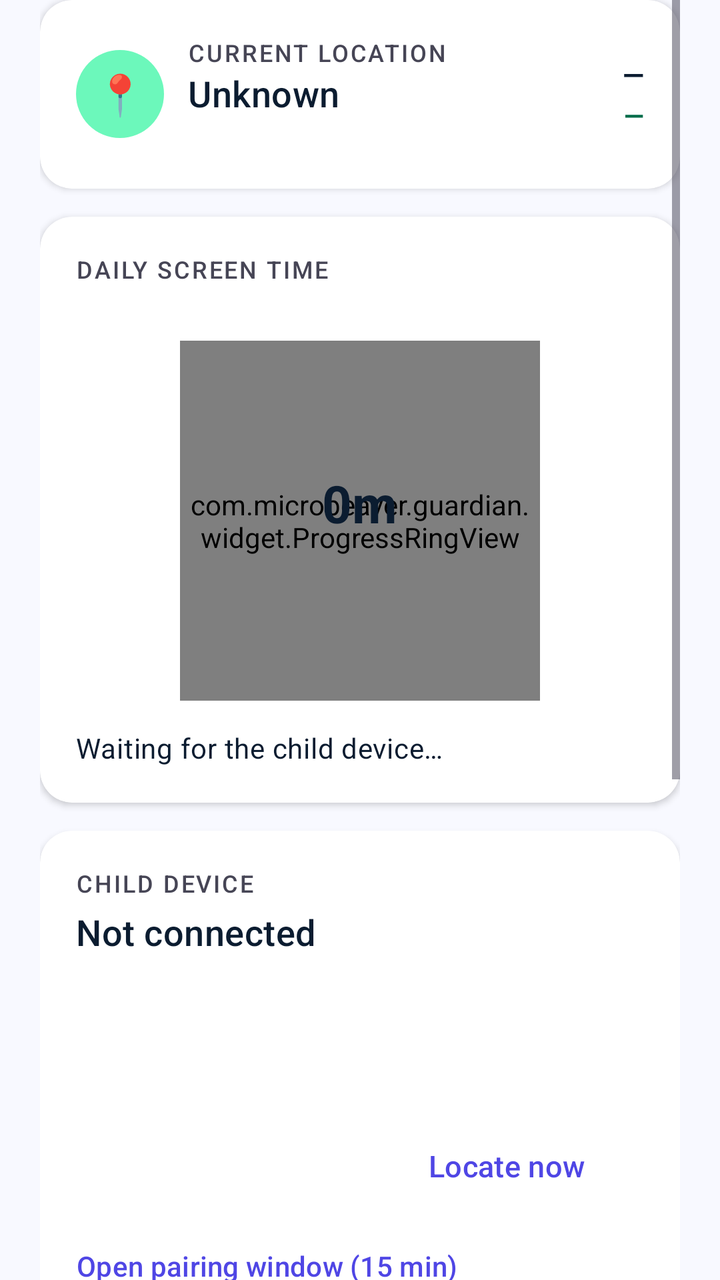
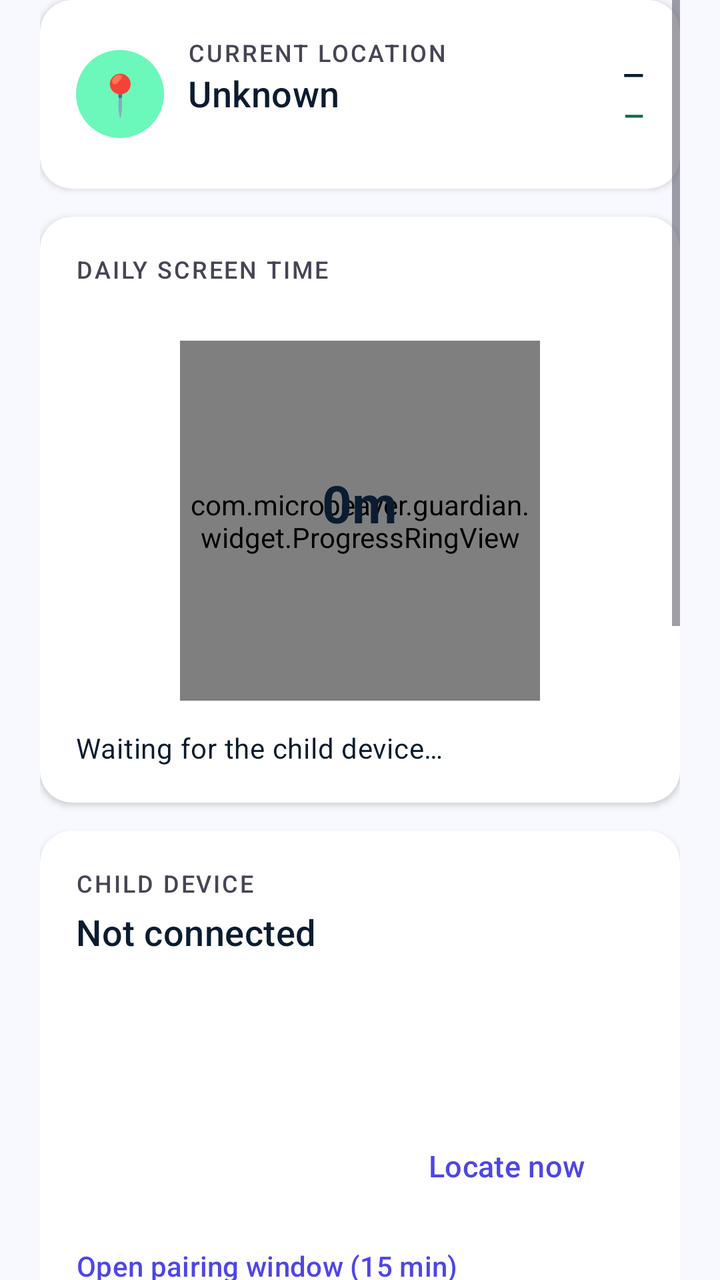

Before-and-after screenshots of an Android layout around one commit, followed by the original layout XML and the change that was made.
<!-- AndroidManifest.xml: application theme Theme.BeaverGuardian -->
<!-- res/layout/fragment_dashboard.xml -->
<?xml version="1.0" encoding="utf-8"?>
<ScrollView xmlns:android="http://schemas.android.com/apk/res/android"
    xmlns:app="http://schemas.android.com/apk/res-auto"
    android:layout_width="match_parent"
    android:layout_height="match_parent"
    android:clipToPadding="false"
    android:paddingStart="20dp" android:paddingEnd="20dp" android:paddingBottom="20dp">

    <LinearLayout android:layout_width="match_parent" android:layout_height="wrap_content"
        android:orientation="vertical">

        
        <LinearLayout android:id="@+id/boxNotifWarning"
            android:layout_width="match_parent" android:layout_height="wrap_content"
            android:orientation="vertical" android:background="@drawable/bg_warning_card"
            android:padding="14dp" android:layout_marginBottom="14dp" android:visibility="gone">
            <TextView android:layout_width="wrap_content" android:layout_height="wrap_content"
                android:text="Notifications are off" android:textStyle="bold"
                android:textSize="15sp" android:textColor="@color/on_tertiary_container" />
            <TextView android:layout_width="match_parent" android:layout_height="wrap_content"
                android:text="SOS and unknown callers will not reach you."
                android:textSize="13sp" android:textColor="@color/on_tertiary_container"
                android:paddingTop="4dp" android:paddingBottom="8dp" />
            <Button android:id="@+id/btnFixNotif" style="@style/Button.Primary"
                android:layout_width="match_parent" android:layout_height="wrap_content"
                android:text="Turn notifications on" />
            <Button android:id="@+id/btnFixDoze" style="@style/Button.Primary"
                android:layout_width="match_parent" android:layout_height="wrap_content"
                android:text="Stop Android freezing alerts"
                android:layout_marginTop="8dp" android:visibility="gone" />
        </LinearLayout>

        
        <androidx.cardview.widget.CardView style="@style/Card.Guardian"
            android:layout_width="match_parent" android:layout_height="wrap_content">
            <LinearLayout android:layout_width="match_parent" android:layout_height="wrap_content"
                android:orientation="horizontal" android:padding="18dp" android:gravity="center_vertical">
                <TextView android:layout_width="44dp" android:layout_height="44dp"
                    android:background="@drawable/bg_pill_emerald" android:gravity="center"
                    android:text="📍" android:textSize="20sp" />
                <LinearLayout android:layout_width="0dp" android:layout_weight="1"
                    android:layout_height="wrap_content" android:orientation="vertical"
                    android:layout_marginStart="12dp">
                    <TextView style="@style/Text.SectionLabel" android:layout_width="wrap_content"
                        android:layout_height="wrap_content" android:text="Current location" />
                    <TextView android:id="@+id/tvLocation" style="@style/Text.Title"
                        android:layout_width="wrap_content" android:layout_height="wrap_content"
                        android:text="Unknown" />
                    <TextView android:id="@+id/tvZoneState" style="@style/Text.Caption"
                        android:layout_width="wrap_content" android:layout_height="wrap_content" />
                </LinearLayout>
                <LinearLayout android:layout_width="wrap_content" android:layout_height="wrap_content"
                    android:orientation="vertical" android:gravity="end">
                    <TextView android:id="@+id/tvBattery" android:layout_width="wrap_content"
                        android:layout_height="wrap_content" android:textSize="14sp"
                        android:textStyle="bold" android:textColor="@color/on_surface"
                        android:text="—" />
                    <TextView android:id="@+id/tvConnection" android:layout_width="wrap_content"
                        android:layout_height="wrap_content" android:textSize="13sp"
                        android:textStyle="bold" android:textColor="@color/secondary_dark"
                        android:text="—" android:paddingTop="2dp" />
                </LinearLayout>
            </LinearLayout>
        </androidx.cardview.widget.CardView>

        
        <androidx.cardview.widget.CardView style="@style/Card.Guardian"
            android:layout_width="match_parent" android:layout_height="wrap_content">
            <LinearLayout android:layout_width="match_parent" android:layout_height="wrap_content"
                android:orientation="vertical" android:padding="18dp">
                <TextView style="@style/Text.SectionLabel" android:layout_width="wrap_content"
                    android:layout_height="wrap_content" android:text="Daily screen time" />
                <TextView android:id="@+id/tvLimit" style="@style/Text.Caption"
                    android:layout_width="wrap_content" android:layout_height="wrap_content"
                    android:paddingBottom="10dp" />
                <FrameLayout android:layout_width="180dp" android:layout_height="180dp"
                    android:layout_gravity="center">
                    <com.microbeaver.guardian.widget.ProgressRingView android:id="@+id/ring"
                        android:layout_width="match_parent" android:layout_height="match_parent" />
                    <LinearLayout android:layout_width="wrap_content" android:layout_height="wrap_content"
                        android:orientation="vertical" android:layout_gravity="center"
                        android:gravity="center">
                        <TextView android:id="@+id/tvUsedTotal" style="@style/Text.Metric"
                            android:layout_width="wrap_content" android:layout_height="wrap_content"
                            android:text="0m" android:textSize="26sp" />
                        <TextView android:id="@+id/tvRemaining" style="@style/Text.Caption"
                            android:layout_width="wrap_content" android:layout_height="wrap_content" />
                    </LinearLayout>
                </FrameLayout>
                <TextView android:id="@+id/tvTopApps" style="@style/Text.Body"
                    android:layout_width="match_parent" android:layout_height="wrap_content"
                    android:textSize="14sp" android:paddingTop="14dp"
                    android:text="Waiting for the child device…" />
            </LinearLayout>
        </androidx.cardview.widget.CardView>

        
        <androidx.cardview.widget.CardView style="@style/Card.Guardian"
            android:layout_width="match_parent" android:layout_height="wrap_content">
            <LinearLayout android:layout_width="match_parent" android:layout_height="wrap_content"
                android:orientation="vertical" android:padding="18dp">
                <TextView style="@style/Text.SectionLabel" android:layout_width="wrap_content"
                    android:layout_height="wrap_content" android:text="Child device" />
                <TextView android:id="@+id/tvDevice" style="@style/Text.Title"
                    android:layout_width="wrap_content" android:layout_height="wrap_content"
                    android:text="Not connected" android:paddingTop="4dp" />
                <TextView android:id="@+id/tvSeen" style="@style/Text.Caption"
                    android:layout_width="match_parent" android:layout_height="wrap_content" />
                <TextView android:id="@+id/tvProtection" style="@style/Text.Caption"
                    android:layout_width="match_parent" android:layout_height="wrap_content"
                    android:paddingTop="8dp" />
                <TextView android:id="@+id/tvZonesSummary" style="@style/Text.Caption"
                    android:layout_width="match_parent" android:layout_height="wrap_content"
                    android:paddingTop="6dp" />
                <LinearLayout android:layout_width="match_parent" android:layout_height="wrap_content"
                    android:orientation="horizontal" android:layout_marginTop="12dp">
                    <Button android:id="@+id/btnMap" style="@style/Button.Primary"
                        android:layout_width="0dp" android:layout_weight="1"
                        android:layout_height="wrap_content" android:text="Open map" />
                    <Button android:id="@+id/btnLocate" style="@style/Button.Outline"
                        android:layout_width="0dp" android:layout_weight="1"
                        android:layout_height="wrap_content" android:text="Locate now"
                        android:layout_marginStart="10dp" />
                </LinearLayout>
                <Button android:id="@+id/btnPair" style="@style/Button.Text"
                    android:layout_width="wrap_content" android:layout_height="wrap_content"
                    android:text="Open pairing window (15 min)" android:paddingStart="0dp" />
            </LinearLayout>
        </androidx.cardview.widget.CardView>

        
        <androidx.cardview.widget.CardView style="@style/Card.Guardian"
            android:layout_width="match_parent" android:layout_height="wrap_content">
            <LinearLayout android:layout_width="match_parent" android:layout_height="wrap_content"
                android:orientation="vertical" android:padding="18dp">
                <TextView style="@style/Text.SectionLabel" android:layout_width="wrap_content"
                    android:layout_height="wrap_content" android:text="Quick actions"
                    android:paddingBottom="10dp" />
                <LinearLayout android:layout_width="match_parent" android:layout_height="wrap_content"
                    android:orientation="horizontal">
                    <Button android:id="@+id/btnLock" style="@style/Button.Primary"
                        android:layout_width="0dp" android:layout_weight="1"
                        android:layout_height="wrap_content" android:text="Lock" />
                    <Button android:id="@+id/btnUnlock" style="@style/Button.Safe"
                        android:layout_width="0dp" android:layout_weight="1"
                        android:layout_height="wrap_content" android:text="Unlock"
                        android:layout_marginStart="10dp" />
                </LinearLayout>
                <LinearLayout android:layout_width="match_parent" android:layout_height="wrap_content"
                    android:orientation="horizontal" android:layout_marginTop="10dp">
                    <Button android:id="@+id/btnNetOff" style="@style/Button.Outline"
                        android:layout_width="0dp" android:layout_weight="1"
                        android:layout_height="wrap_content" android:text="Pause internet" />
                    <Button android:id="@+id/btnNetOn" style="@style/Button.Outline"
                        android:layout_width="0dp" android:layout_weight="1"
                        android:layout_height="wrap_content" android:text="Resume"
                        android:layout_marginStart="10dp" />
                </LinearLayout>
            </LinearLayout>
        </androidx.cardview.widget.CardView>

        
        <androidx.cardview.widget.CardView style="@style/Card.Guardian"
            android:layout_width="match_parent" android:layout_height="wrap_content">
            <LinearLayout android:layout_width="match_parent" android:layout_height="wrap_content"
                android:orientation="vertical" android:padding="18dp">
                <LinearLayout android:layout_width="match_parent" android:layout_height="wrap_content"
                    android:orientation="horizontal" android:gravity="center_vertical">
                    <TextView style="@style/Text.SectionLabel" android:layout_width="0dp"
                        android:layout_weight="1" android:layout_height="wrap_content"
                        android:text="Today's activity" />
                    <TextView android:id="@+id/tvFeedCount" android:layout_width="wrap_content"
                        android:layout_height="wrap_content" android:textSize="12sp"
                        android:textStyle="bold" android:textColor="@color/on_surface_variant" />
                </LinearLayout>
                <LinearLayout android:id="@+id/feedHost"
                    android:layout_width="match_parent" android:layout_height="wrap_content"
                    android:orientation="vertical" android:paddingTop="6dp" />
                <TextView android:id="@+id/tvFeedEmpty" style="@style/Text.Body"
                    android:layout_width="match_parent" android:layout_height="wrap_content"
                    android:textSize="14sp" android:text="Nothing yet today" />
                <Button android:id="@+id/btnTestNotif" style="@style/Button.Text"
                    android:layout_width="wrap_content" android:layout_height="wrap_content"
                    android:text="Send a test notification" android:paddingStart="0dp" />
            </LinearLayout>
        </androidx.cardview.widget.CardView>
    </LinearLayout>
</ScrollView>
<!-- resources referenced by this layout -->
<resources>
  <color name="on_surface">#0B1C30</color>
  <color name="on_surface_variant">#464555</color>
  <color name="on_tertiary_container">#653E00</color>
  <color name="secondary_dark">#006C49</color>
  <!-- drawable bg_pill_emerald (drawable) -->
  <?xml version="1.0" encoding="utf-8"?>
  <shape xmlns:android="http://schemas.android.com/apk/res/android" android:shape="rectangle">
      <solid android:color="@color/secondary_container" />
      <corners android:radius="999dp" />
  </shape>
  <!-- drawable bg_warning_card (drawable) -->
  <?xml version="1.0" encoding="utf-8"?>
  <shape xmlns:android="http://schemas.android.com/apk/res/android" android:shape="rectangle">
      <solid android:color="@color/tertiary_container" />
      <corners android:radius="12dp" />
      <stroke android:width="1dp" android:color="@color/tertiary" />
  </shape>
  <style name="Button.Safe" parent="Button.Primary">
          <item name="backgroundTint">@color/secondary</item>
          <item name="android:textColor">@color/on_secondary</item>
          <item name="iconTint">@color/on_secondary</item>
      </style>
  <style name="Button.Text" parent="Widget.Material3.Button.TextButton">
          <item name="android:fontFamily">sans-serif-medium</item>
          <item name="android:textColor">@color/primary</item>
          <item name="android:textAllCaps">false</item>
          <item name="android:textSize">14sp</item>
      </style>
  <style name="Card.Guardian" parent="Widget.Material3.CardView.Elevated">
          <item name="cardCornerRadius">16dp</item>
          <item name="cardElevation">2dp</item>
          <item name="cardBackgroundColor">@color/surface_card</item>
          <item name="android:layout_marginBottom">14dp</item>
      </style>
  <style name="Text.Body" parent="TextAppearance.Material3.BodyMedium">
          <item name="android:fontFamily">sans-serif</item>
          <item name="android:textSize">16sp</item>
          <item name="android:textColor">@color/on_surface</item>
          <item name="android:lineSpacingExtra">4sp</item>
      </style>
  <style name="Text.Caption" parent="TextAppearance.Material3.BodySmall">
          <item name="android:fontFamily">sans-serif</item>
          <item name="android:textSize">13sp</item>
          <item name="android:textColor">@color/on_surface_variant</item>
      </style>
  <style name="Text.Metric" parent="TextAppearance.Material3.HeadlineMedium">
          <item name="android:fontFamily">sans-serif</item>
          <item name="android:textStyle">bold</item>
          <item name="android:textSize">30sp</item>
          <item name="android:textColor">@color/on_surface</item>
      </style>
  <style name="Text.SectionLabel" parent="TextAppearance.Material3.LabelSmall">
          <item name="android:fontFamily">sans-serif-medium</item>
          <item name="android:textSize">12sp</item>
          <item name="android:textColor">@color/on_surface_variant</item>
          <item name="android:letterSpacing">0.08</item>
          <item name="android:textAllCaps">true</item>
      </style>
  <style name="Text.Title" parent="TextAppearance.Material3.TitleMedium">
          <item name="android:fontFamily">sans-serif-medium</item>
          <item name="android:textSize">18sp</item>
          <item name="android:textColor">@color/on_surface</item>
      </style>
  <color name="secondary_container">#6CF8BB</color>
  <color name="tertiary_container">#FFDDB8</color>
  <color name="tertiary">#F59E0B</color>
  <color name="primary">#4F46E5</color>
  <color name="on_primary">#FFFFFF</color>
  <color name="secondary">#10B981</color>
  <color name="on_secondary">#FFFFFF</color>
  <color name="surface_card">#FFFFFF</color>
  <color name="primary_container">#E2DFFF</color>
  <color name="on_primary_container">#0F0069</color>
  <color name="on_secondary_container">#00714D</color>
  <color name="on_tertiary">#FFFFFF</color>
  <color name="error">#BA1A1A</color>
  <color name="on_error">#FFFFFF</color>
  <color name="background">#F8F9FF</color>
  <color name="outline">#777587</color>
  <!-- unchanged entries left out for length: 3 -->
</resources>

<!-- the commit's change to res/layout/fragment_dashboard.xml (unified diff, before → after) -->
@@ -164,6 +164,44 @@
             android:layout_width="match_parent" android:layout_height="wrap_content">
             <LinearLayout android:layout_width="match_parent" android:layout_height="wrap_content"
                 android:orientation="vertical" android:padding="18dp">
+                <TextView style="@style/Text.SectionLabel" android:layout_width="wrap_content"
+                    android:layout_height="wrap_content" android:text="Temporary internet" />
+                <TextView android:id="@+id/tvNetTimerStatus" style="@style/Text.Caption"
+                    android:layout_width="match_parent" android:layout_height="wrap_content"
+                    android:paddingTop="4dp" />
+                <LinearLayout android:layout_width="match_parent" android:layout_height="wrap_content"
+                    android:orientation="horizontal" android:gravity="center_vertical"
+                    android:layout_marginTop="10dp">
+                    <TextView android:layout_width="0dp" android:layout_weight="1"
+                        android:layout_height="wrap_content" android:text="Duration"
+                        android:textSize="14sp" android:textColor="@color/on_surface" />
+                    <TextView android:id="@+id/tvNetTimerValue" android:layout_width="wrap_content"
+                        android:layout_height="wrap_content" android:textSize="16sp"
+                        android:textStyle="bold" android:textColor="@color/primary" />
+                </LinearLayout>
+                <com.google.android.material.slider.Slider android:id="@+id/sliderNetTimer"
+                    android:layout_width="match_parent" android:layout_height="wrap_content"
+                    android:valueFrom="10" android:valueTo="360" android:stepSize="10"
+                    android:value="30" android:layout_marginTop="4dp" />
+                <LinearLayout android:layout_width="match_parent" android:layout_height="wrap_content"
+                    android:orientation="horizontal">
+                    <TextView style="@style/Text.Caption" android:layout_width="0dp"
+                        android:layout_weight="1" android:layout_height="wrap_content"
+                        android:text="10 min" />
+                    <TextView style="@style/Text.Caption" android:layout_width="wrap_content"
+                        android:layout_height="wrap_content" android:text="6 h" />
+                </LinearLayout>
+                <Button android:id="@+id/btnOpenNetTimer" style="@style/Button.Primary"
+                    android:layout_width="match_parent" android:layout_height="wrap_content"
+                    android:text="Open internet temporarily" android:layout_marginTop="8dp" />
+            </LinearLayout>
+        </androidx.cardview.widget.CardView>
+
+        
+        <androidx.cardview.widget.CardView style="@style/Card.Guardian"
+            android:layout_width="match_parent" android:layout_height="wrap_content">
+            <LinearLayout android:layout_width="match_parent" android:layout_height="wrap_content"
+                android:orientation="vertical" android:padding="18dp">
                 <LinearLayout android:layout_width="match_parent" android:layout_height="wrap_content"
                     android:orientation="horizontal" android:gravity="center_vertical">
                     <TextView style="@style/Text.SectionLabel" android:layout_width="0dp"
